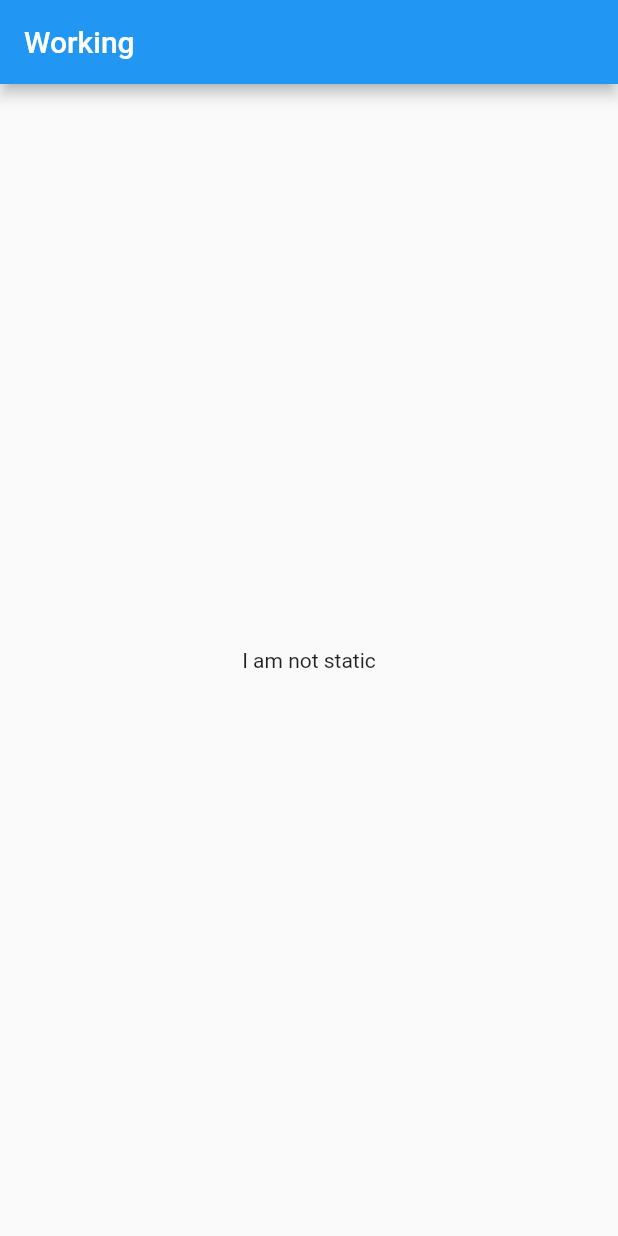
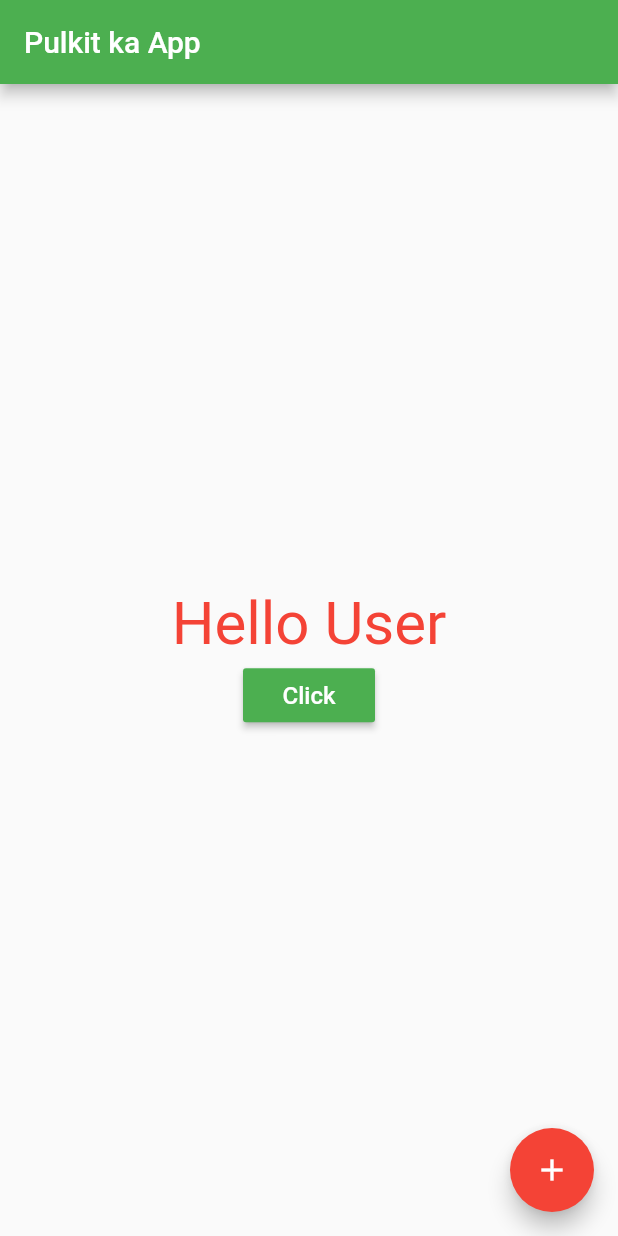
Before and after one commit to Daggron/Hacktober-fest, a Flutter app: the screen it shows after launch, on a phone screen of 412 x 824 dp. Run offline on Flutter 3.47's test engine with Material 2 defaults, Android fonts, the phone set to English and light mode, and no system bars.

Commit message:
Updtaed Dart file

```diff
--- a/statefull/lib/main.dart
+++ b/statefull/lib/main.dart
@@ -12,6 +12,11 @@ class Myapp extends StatelessWidget {
       return new MaterialApp(
         title: "Statefull App",
         home: new homepage(),
+        theme: new ThemeData(
+          primarySwatch: Colors.green,
+          brightness: Brightness.light, //if use Brightness.dark it turns into dark theme
+          accentColor: Colors.red,
+        ),
       );
     }
 }
@@ -44,11 +49,19 @@ Widget _bodyWidget() {
       padding: const EdgeInsets.all(8.0),
       child: new Center(
         child: new Column(
+          mainAxisAlignment: MainAxisAlignment.center,
           children: <Widget>[
-          new Text("Wanna See Magic?"),
+            new Text(mytext,style: new TextStyle(
+              fontSize: 40.0,
+              color: Colors.red,
+            ),),
             new RaisedButton(
-            child: new Text("Click"),
+              child: new Text("Click", style: new TextStyle(
+                color: Colors.white,
+                fontSize: 16.0,
+              ),),
               onPressed: _changeText,
+              color: Colors.green,
             )
           ],
         ),
@@ -61,9 +74,13 @@ Widget _bodyWidget() {
     Widget build(BuildContext context) {
       return new Scaffold(
         appBar:new AppBar(
-        title: new Text("Working"),
+          title: new Text("Pulkit ka App"),
         ),
-      body: new Center(child: new Text("I am not static"),),
+        body:  _bodyWidget(),
+        floatingActionButton: new FloatingActionButton(
+          child: new Icon(Icons.add),
+          onPressed: _changeText,
+        ),
       );
     }
 }
```
Lines whose indentation alone changed are shown as unchanged.
